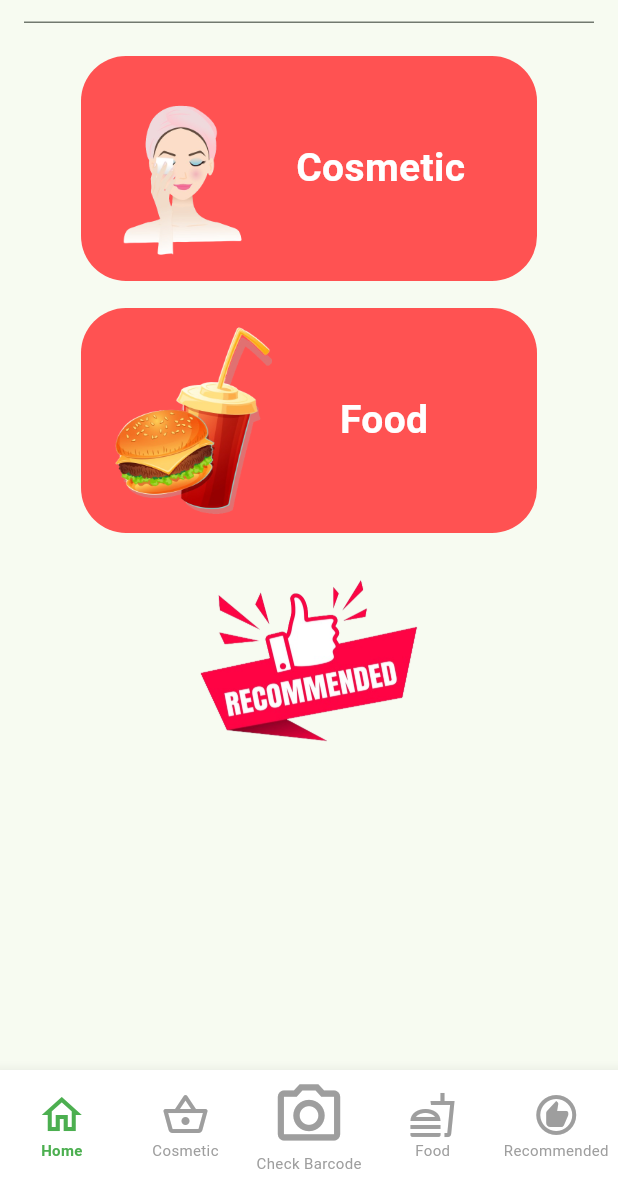
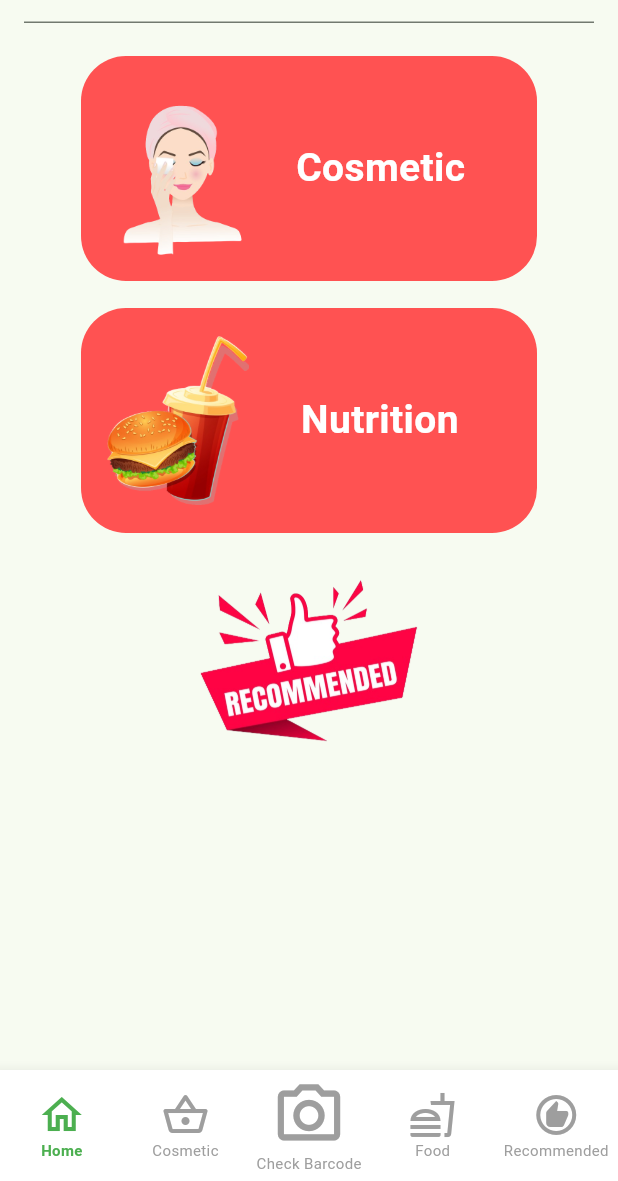
Before and after one commit to PureVista/pv_mobile_app, a Flutter app: the screen it shows after launch, on a phone screen of 412 x 824 dp, the part 55-1236 px from its top. Run offline on Flutter 3.47's test engine with Material 3 defaults, Android fonts, the phone set to English and light mode, and no system bars.

Commit message:
food to nutrition

```diff
--- a/lib/screens/food_screen.dart
+++ b/lib/screens/food_screen.dart
@@ -70,10 +70,10 @@ class _FoodScreenState extends State<FoodScreen> {
     return SingleChildScrollView(
       child: Column(children: [
         const widgets.HeadWithImage(
-          text: "Food",
+          text: "Nutrition",
           url: "assets/food.png",
           imageWidth: 80,
-          rightMargin: 40,
+          rightMargin: 30,
           color: Colors.black,
           topPadding: 30,
           fontSize: 34,
--- a/lib/screens/home_screen.dart
+++ b/lib/screens/home_screen.dart
@@ -26,10 +26,10 @@ class HomeScreen extends StatelessWidget {
               ),
               const widgets.Card(
                 toRoute: screens.MainTabScreen(selectedIndex: 3),
-                text: "Food",
+                text: "Nutrition",
                 url: "assets/food.png",
-                imageWidth: 105,
-                rightMargin: 50,
+                imageWidth: 95,
+                rightMargin: 35,
                 color: Colors.white,
               ),
               const SizedBox(
```
